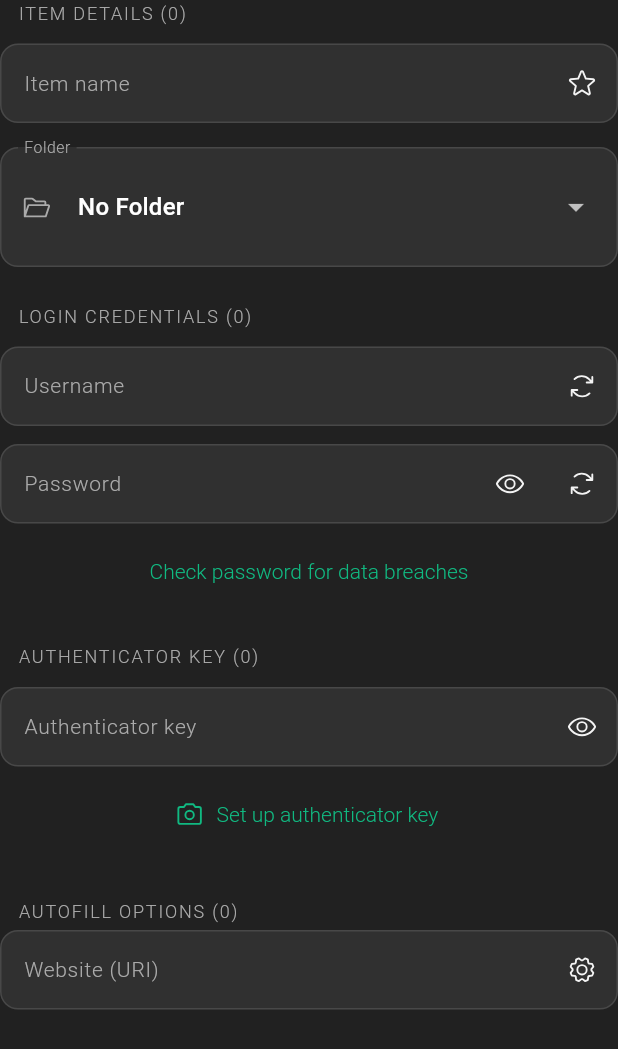
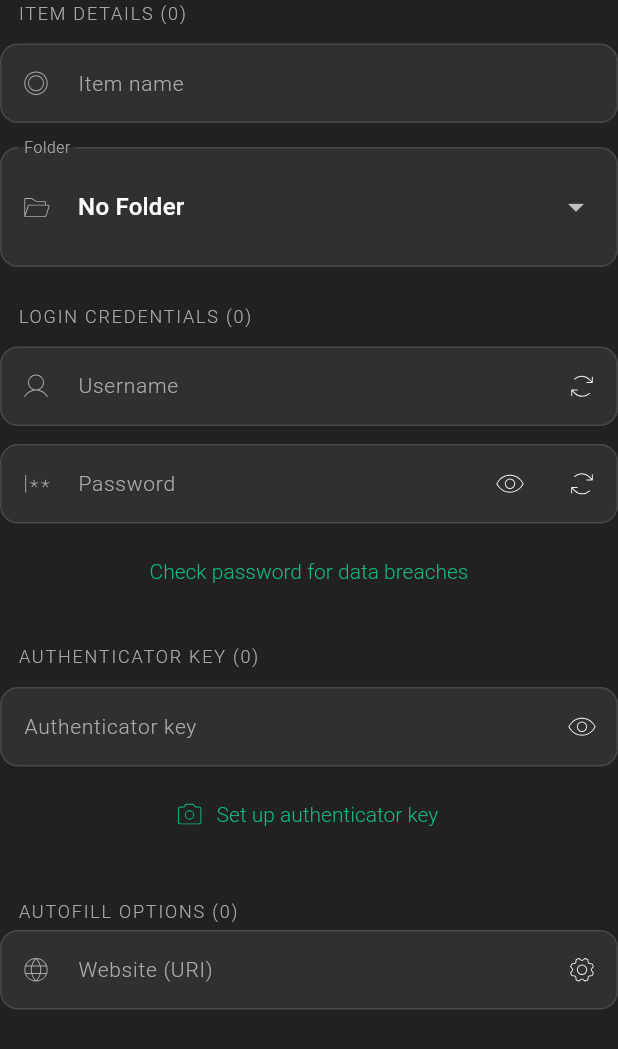
Before and after one commit to cyberfish-dev/pass-tool, a Flutter app: the AddLoginForm widget shown alone on an empty page, opened directly, on a phone screen of 412 x 824 dp. Shown: the top 1049 px of the screen. Run offline on Flutter 3.47's test engine with Material 3 defaults, Android fonts, the phone set to English and light mode, and no system bars; our stand-ins replace phosphor_flutter; Roboto replaces fonts that are missing (SFProText).

Commit message:
little tweaks

```diff
--- a/flutter_app/lib/forms/login_add.dart
+++ b/flutter_app/lib/forms/login_add.dart
@@ -72,7 +72,7 @@ class AddLoginFormState extends FormBaseState<AddLoginForm, String> {
             controller: _itemNameCtrl,
             decoration: InputDecoration(
               labelText: 'Item name',
-              suffixIcon: Icon(PhosphorIcons.star(), size: 20),
+              prefixIcon: Icon(PhosphorIcons.record(PhosphorIconsStyle.thin), size: 20),
             ),
             validator: _requiredValidator,
             onChanged: (_) {
@@ -85,7 +85,7 @@ class AddLoginFormState extends FormBaseState<AddLoginForm, String> {
           InputDecorator(
             decoration: InputDecoration(
               labelText: 'Folder',
-              prefixIcon: Icon(PhosphorIcons.folderOpen(), size: 20),
+              prefixIcon: Icon(PhosphorIcons.folderOpen(PhosphorIconsStyle.thin), size: 20),
             ),
             child: DropdownButtonHideUnderline(
               child: DropdownButton<String>(
@@ -115,8 +115,9 @@ class AddLoginFormState extends FormBaseState<AddLoginForm, String> {
             controller: _usernameCtrl,
             decoration: InputDecoration(
               hintText: 'Username',
+              prefixIcon: Icon(PhosphorIcons.user(PhosphorIconsStyle.thin), size: 20),
               suffixIcon: IconButton(
-                icon: Icon(PhosphorIcons.arrowsClockwise(), size: 20),
+                icon: Icon(PhosphorIcons.arrowsClockwise(PhosphorIconsStyle.thin), size: 20),
                 onPressed: () {
                   // generate or suggest username
                 },
@@ -135,14 +136,15 @@ class AddLoginFormState extends FormBaseState<AddLoginForm, String> {
             obscureText: _obscurePassword,
             decoration: InputDecoration(
               hintText: 'Password',
+              prefixIcon: Icon(PhosphorIcons.password(PhosphorIconsStyle.thin), size: 20),
               suffixIcon: Row(
                 mainAxisSize: MainAxisSize.min,
                 children: [
                   IconButton(
                     icon: Icon(
                       _obscurePassword
-                          ? PhosphorIcons.eye()
-                          : PhosphorIcons.eyeSlash(),
+                          ? PhosphorIcons.eye(PhosphorIconsStyle.thin)
+                          : PhosphorIcons.eyeSlash(PhosphorIconsStyle.thin),
                       size: 20,
                     ),
                     onPressed: () {
@@ -150,7 +152,7 @@ class AddLoginFormState extends FormBaseState<AddLoginForm, String> {
                     },
                   ),
                   IconButton(
-                    icon: Icon(PhosphorIcons.arrowsClockwise(), size: 20),
+                    icon: Icon(PhosphorIcons.arrowsClockwise(PhosphorIconsStyle.thin), size: 20),
                     onPressed: () {
                       // generate password
                     },
@@ -187,8 +189,8 @@ class AddLoginFormState extends FormBaseState<AddLoginForm, String> {
               suffixIcon: IconButton(
                 icon: Icon(
                   _obscureAuthKey
-                      ? PhosphorIcons.eye()
-                      : PhosphorIcons.eyeSlash(),
+                      ? PhosphorIcons.eye(PhosphorIconsStyle.thin)
+                      : PhosphorIcons.eyeSlash(PhosphorIconsStyle.thin),
                   size: 20,
                 ),
                 onPressed: () {
@@ -203,7 +205,7 @@ class AddLoginFormState extends FormBaseState<AddLoginForm, String> {
             onPressed: () {
               // launch setup flow
             },
-            icon: Icon(PhosphorIcons.camera(), size: 20),
+            icon: Icon(PhosphorIcons.camera(PhosphorIconsStyle.thin), size: 20),
             label: Text('Set up authenticator key'),
           ),
 
@@ -216,8 +218,9 @@ class AddLoginFormState extends FormBaseState<AddLoginForm, String> {
             controller: _websiteCtrl,
             decoration: InputDecoration(
               hintText: 'Website (URI)',
+              prefixIcon: Icon(PhosphorIcons.globe(PhosphorIconsStyle.thin), size: 20),
               suffixIcon: IconButton(
-                icon: Icon(PhosphorIcons.gear(), size: 20),
+                icon: Icon(PhosphorIcons.gear(PhosphorIconsStyle.thin), size: 20),
                 onPressed: () {
                   // open domain settings
                 },
--- a/flutter_app/lib/themes/main.dart
+++ b/flutter_app/lib/themes/main.dart
@@ -50,11 +50,11 @@ final darkTeme = ThemeData.dark().copyWith(
     ),
     focusedErrorBorder: OutlineInputBorder(
             borderRadius: BorderRadius.circular(12),
-      borderSide: BorderSide(color: errorColor.withAlpha(150), width: 1),
+      borderSide: BorderSide(color: errorColor, width: 1),
     ),
     errorBorder: OutlineInputBorder(
             borderRadius: BorderRadius.circular(12),
-      borderSide: BorderSide(color: errorColor.withAlpha(150), width: 1),
+      borderSide: BorderSide(color: errorColor, width: 1),
     ),
   ),
   bottomNavigationBarTheme: const BottomNavigationBarThemeData(
```
